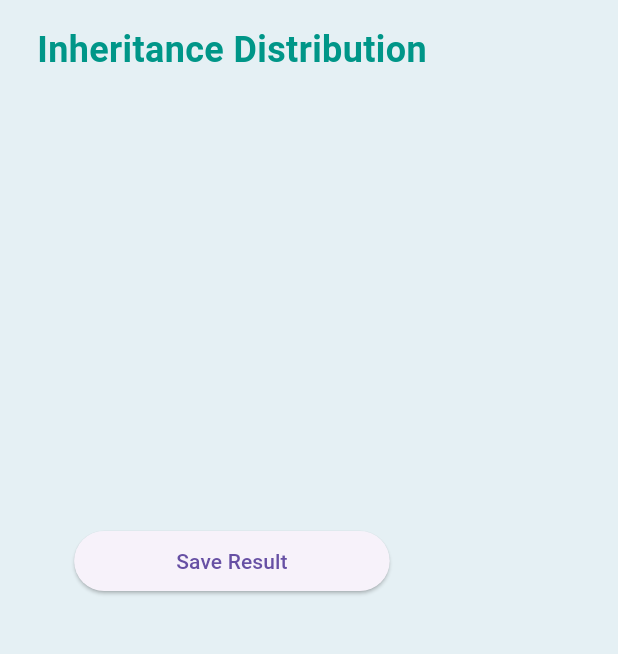
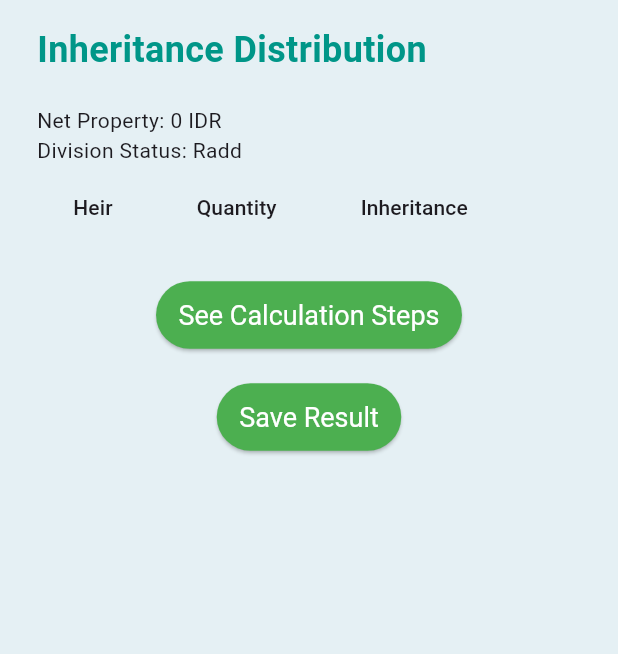
Before and after one commit to faiqhdr/radeena, a Flutter app: the CalculationPage screen opened directly with empty values, on a phone screen of 412 x 824 dp, the part 84-738 px from its top. Run offline on Flutter 3.47's test engine with Material 3 defaults, Android fonts, the light colour scheme and no system bars; our stand-ins replace input_quantity; missing offline and left inert: graphview.

Commit message:
create inheritance calculations

```diff
--- a/lib/controllers/calculation_controller.dart
+++ b/lib/controllers/calculation_controller.dart
@@ -1,22 +1,220 @@
-import 'package:radeena/models/enums.dart';
+import 'dart:math';
 
 class CalculationController {
-  double calculatePortion(double inheritance, Portion portion) {
-    switch (portion) {
-      case Portion.OneSixth:
-        return inheritance / 6;
-      case Portion.OneFourth:
-        return inheritance / 4;
-      case Portion.OneThird:
-        return inheritance / 3;
-      case Portion.OneHalf:
-        return inheritance / 2;
-      case Portion.TwoThirds:
-        return (inheritance * 2) / 3;
-      case Portion.OneEighth:
-        return inheritance / 8;
-      default:
-        return 0.0;
+  Map<String, dynamic> calculateInheritance(
+      double totalProperty, Map<String, int> selectedHeirs) {
+    // Define the portion each heir receives based on Islamic law
+    Map<String, dynamic> portions = {
+      'Father': {'portion': 1 / 6, 'type': 'Quranic', 'status': 'Primary'},
+      'Mother': {
+        'portion': (selectedHeirs.containsKey('Son') ||
+                selectedHeirs.containsKey('Daughter'))
+            ? 1 / 6
+            : 1 / 3,
+        'type': 'Quranic',
+        'status': 'Primary'
+      },
+      'Husband': {
+        'portion': (selectedHeirs.containsKey('Son') ||
+                selectedHeirs.containsKey('Daughter'))
+            ? 1 / 4
+            : 1 / 2,
+        'type': 'Quranic',
+        'status': 'Primary'
+      },
+      'Wife': {
+        'portion': (selectedHeirs.containsKey('Son') ||
+                selectedHeirs.containsKey('Daughter'))
+            ? 1 / 8
+            : 1 / 4,
+        'type': 'Quranic',
+        'status': 'Primary'
+      },
+      'Son': {
+        'portion': 'residue',
+        'type': 'Residuary',
+        'status': 'ResiduaryByBlood'
+      },
+      'Daughter': {
+        'portion': selectedHeirs['Daughter'] == 1
+            ? 1 / 2
+            : selectedHeirs['Daughter'] != null &&
+                    selectedHeirs['Daughter']! > 1
+                ? 2 / 3
+                : 'residue',
+        'type': 'Quranic',
+        'status': 'Substitute'
+      },
+      'Grandson': {
+        'portion': 1 / 6,
+        'type': 'Residuary',
+        'status': 'Substitute'
+      },
+      'Granddaughter': {
+        'portion': 1 / 3,
+        'type': 'Residuary',
+        'status': 'Substitute'
+      },
+      'Paternal Grandfather': {
+        'portion': 1 / 6,
+        'type': 'Quranic',
+        'status': 'Substitute'
+      },
+      'Paternal Grandmother': {
+        'portion': 1 / 6,
+        'type': 'Quranic',
+        'status': 'Substitute'
+      },
+      'Maternal Grandmother': {
+        'portion': 1 / 6,
+        'type': 'Quranic',
+        'status': 'Substitute'
+      },
+      'Brother': {
+        'portion': 'residue',
+        'type': 'Residuary',
+        'status': 'ResiduaryByBlood'
+      },
+      'Sister': {
+        'portion': selectedHeirs['Sister'] == 1
+            ? 1 / 2
+            : selectedHeirs['Sister'] != null && selectedHeirs['Sister']! > 1
+                ? 2 / 3
+                : 'residue',
+        'type': 'Residuary',
+        'status': 'ResiduaryByBlood'
+      },
+      'Maternal Half Brother': {
+        'portion': 'residue',
+        'type': 'Residuary',
+        'status': 'ResiduaryByBlood'
+      },
+      'Maternal Half Sister': {
+        'portion': selectedHeirs['Maternal Half Sister'] == 1
+            ? 1 / 2
+            : selectedHeirs['Maternal Half Sister'] != null &&
+                    selectedHeirs['Maternal Half Sister']! > 1
+                ? 2 / 3
+                : 'residue',
+        'type': 'Residuary',
+        'status': 'ResiduaryByBlood'
+      },
+      'Paternal Half Brother': {
+        'portion': 'residue',
+        'type': 'Residuary',
+        'status': 'ResiduaryByBlood'
+      },
+      'Paternal Half Sister': {
+        'portion': selectedHeirs['Paternal Half Sister'] == 1
+            ? 1 / 2
+            : selectedHeirs['Paternal Half Sister'] != null &&
+                    selectedHeirs['Paternal Half Sister']! > 1
+                ? 2 / 3
+                : 'residue',
+        'type': 'Residuary',
+        'status': 'ResiduaryByBlood'
+      },
+      'Son of Paternal Half Brother': {
+        'portion': 'residue',
+        'type': 'Residuary',
+        'status': 'ResiduaryByBlood'
+      },
+      'Uncle': {
+        'portion': 'residue',
+        'type': 'Residuary',
+        'status': 'ResiduaryByBlood'
+      },
+      'Paternal Uncle': {
+        'portion': 'residue',
+        'type': 'Residuary',
+        'status': 'ResiduaryByBlood'
+      },
+      'Son of Paternal Uncle': {
+        'portion': 'residue',
+        'type': 'Residuary',
+        'status': 'ResiduaryByBlood'
+      },
+      'Son of Uncle': {
+        'portion': 'residue',
+        'type': 'Residuary',
+        'status': 'ResiduaryByBlood'
+      }
+    };
+
+    // Calculating LCM for Quranic heirs
+    List<int> denominators = portions.entries
+        .where(
+            (entry) => entry.value != null && entry.value['portion'] is double)
+        .map((entry) => (1 / entry.value['portion']).round())
+        .toList();
+    int lcm = denominators.isNotEmpty ? denominators.reduce(_lcm) : 1;
+
+    // Calculate initial shares based on LCM
+    Map<String, double> initialShares = {};
+    double totalInitialShares = 0;
+    portions.forEach((heir, data) {
+      double portion =
+          data != null && data['portion'] is double ? data['portion'] : 0.0;
+      if (selectedHeirs.containsKey(heir) && portion != 0.0) {
+        double shares = (lcm * portion).roundToDouble();
+        initialShares[heir] = shares;
+        totalInitialShares += shares;
+      }
+    });
+
+    // Calculate the total property proportion to distribute based on the LCM
+    double propertyShare =
+        totalProperty / max(lcm, 1); // Ensure lcm is never zero
+    Map<String, double> distribution = {};
+    initialShares.forEach((heir, shares) {
+      // Safe access to distribution values
+      distribution[heir] = shares /
+          max(lcm, 1) *
+          totalProperty; // Protect against division by zero
+    });
+
+    double assignedProperty =
+        distribution.values.fold(0.0, (sum, v) => sum + v);
+    double residue = totalProperty - assignedProperty;
+    double totalResiduaryShares = selectedHeirs.entries
+        .where((entry) =>
+            portions[entry.key] != null &&
+            portions[entry.key]['portion'] == 'residue')
+        .fold(
+            0,
+            (prev, element) =>
+                prev +
+                (element.value ??
+                    0)); // Protect against null values in calculation
+
+    selectedHeirs.forEach((heir, count) {
+      if (portions[heir] != null && portions[heir]['portion'] == 'residue') {
+        distribution[heir] = (residue *
+            (count /
+                max(totalResiduaryShares,
+                    1))); // Protect against division by zero
+      }
+    });
+
+    return {
+      'distribution': distribution,
+      'totalInitialShares': totalInitialShares,
+      'initialShares': initialShares,
+      'divisionStatus': totalInitialShares > lcm
+          ? "Aul"
+          : totalInitialShares < lcm
+              ? "Radd"
+              : "None",
+    };
+  }
+
+  int _lcm(int a, int b) {
+    int greater = max(a, b);
+    while (true) {
+      if (greater % a == 0 && greater % b == 0) {
+        return greater;
+      }
+      ++greater;
     }
   }
 }
--- a/lib/controllers/identification_controller.dart
+++ b/lib/controllers/identification_controller.dart
@@ -1,6 +1,4 @@
 import 'package:radeena/models/enums.dart';
-// import 'package:radeena/models/heir_model.dart';
-// import 'package:radeena/models/deceased_model.dart';
 import 'package:radeena/models/property_model.dart';
 
 class IdentificationController {
--- a/lib/models/enums.dart
+++ b/lib/models/enums.dart
@@ -50,4 +50,4 @@ enum Portion {
   Undefined
 }
 
-enum DivisionStatus { aul, radd }
+enum DivisionStatus { Aul, Radd }
--- a/lib/views/calculation_page.dart
+++ b/lib/views/calculation_page.dart
@@ -1,5 +1,6 @@
 import 'package:flutter/material.dart';
 import 'package:radeena/styles/style.dart';
+import 'package:radeena/controllers/calculation_controller.dart';
 
 class CalculationPage extends StatelessWidget {
   final double totalProperty;
@@ -11,9 +12,29 @@ class CalculationPage extends StatelessWidget {
     required this.selectedHeirs,
   }) : super(key: key);
 
+  String formatNumber(double number) {
+    return number.toStringAsFixed(0).replaceAllMapped(
+        RegExp(r'(\d{1,3})(?=(\d{3})+(?!\d))'), (Match m) => "${m[1]},");
+  }
+
   @override
   Widget build(BuildContext context) {
     var width = MediaQuery.of(context).size.width;
+    CalculationController controller = CalculationController();
+    var result = controller.calculateInheritance(totalProperty, selectedHeirs);
+    Map<String, double> distribution = result['distribution'];
+    String divisionStatus = result['divisionStatus'];
+
+    List<DataRow> heirRows = selectedHeirs.entries
+        .where((entry) => entry.value > 0)
+        .map((entry) => DataRow(
+              cells: [
+                DataCell(Text(entry.key)),
+                DataCell(Text(entry.value.toString())),
+                DataCell(Text(formatNumber(distribution[entry.key] ?? 0))),
+              ],
+            ))
+        .toList();
 
     return Scaffold(
       backgroundColor: backgroundColor,
@@ -23,20 +44,17 @@ class CalculationPage extends StatelessWidget {
         leading: IconButton(
           icon: Icon(Icons.arrow_back_ios_new_rounded),
           color: green01Color,
-          onPressed: () {
-            Navigator.of(context).pop();
-          },
+          onPressed: () => Navigator.of(context).pop(),
         ),
         title: Text(
           "Calculation",
           style: titleDetermineHeirsStyle(),
         ),
       ),
-      body: Padding(
+      body: SingleChildScrollView(
+        child: Padding(
           padding: EdgeInsets.symmetric(horizontal: width * .06),
-        child: Stack(
-          children: [
-            Column(
+          child: Column(
             crossAxisAlignment: CrossAxisAlignment.start,
             children: [
               Padding(
@@ -46,21 +64,49 @@ class CalculationPage extends StatelessWidget {
                   style: textUnderTitleStyle(),
                 ),
               ),
-                SizedBox(height: 15),
+              SizedBox(height: 20),
+              Text("Net Property: ${formatNumber(totalProperty)} IDR"),
+              Text("Division Status: $divisionStatus"),
+              DataTable(
+                columns: const [
+                  DataColumn(label: Text('Heir')),
+                  DataColumn(label: Text('Quantity')),
+                  DataColumn(label: Text('Inheritance')),
                 ],
+                rows: heirRows,
               ),
-            Positioned(
-              bottom: 370,
-              left: width * 0.06,
-              right: width * 0.06,
+              SizedBox(height: 20),
+              Center(
                 child: ElevatedButton(
                   onPressed: () {},
+                  style: ElevatedButton.styleFrom(
+                    foregroundColor: Colors.white,
+                    backgroundColor: Colors.green,
+                    padding: EdgeInsets.symmetric(vertical: 12, horizontal: 15),
+                    textStyle: TextStyle(fontSize: 18),
+                  ),
+                  child: Text("See Calculation Steps"),
+                ),
+              ),
+              SizedBox(height: 20),
+              Center(
+                child: ElevatedButton(
+                  onPressed: () {
+                    // Logic to save or further process the results
+                  },
+                  style: ElevatedButton.styleFrom(
+                    foregroundColor: Colors.white,
+                    backgroundColor: Colors.green,
+                    padding: EdgeInsets.symmetric(vertical: 12, horizontal: 15),
+                    textStyle: TextStyle(fontSize: 18),
+                  ),
                   child: Text("Save Result"),
                 ),
               ),
             ],
           ),
         ),
+      ),
     );
   }
 }
--- a/lib/views/confirmation_page.dart
+++ b/lib/views/confirmation_page.dart
@@ -114,8 +114,8 @@ class ConfirmationPage extends StatelessWidget {
           ),
           Positioned(
             bottom: 0,
-            left: width * 0.06,
-            right: width * 0.06,
+            left: width * 0.37,
+            right: width * 0.37,
             child: ElevatedButton(
               onPressed: () {
                 Navigator.push(
@@ -132,7 +132,7 @@ class ConfirmationPage extends StatelessWidget {
               style: ElevatedButton.styleFrom(
                 foregroundColor: Colors.white,
                 backgroundColor: Colors.green,
-                padding: EdgeInsets.symmetric(vertical: 12),
+                padding: EdgeInsets.symmetric(vertical: 12, horizontal: 15),
                 textStyle: TextStyle(fontSize: 18),
               ),
               child: Text("Calculate"),
--- a/lib/views/inheritance_page.dart
+++ b/lib/views/inheritance_page.dart
@@ -37,7 +37,7 @@ class InheritancePage extends StatelessWidget {
                 Padding(
                   padding: EdgeInsets.only(top: 16),
                   child: Text(
-                    "Inheritance Details",
+                    "Calculation Step by Step",
                     style: textUnderTitleStyle(),
                   ),
                 ),
```
Lines whose indentation alone changed are shown as unchanged.
